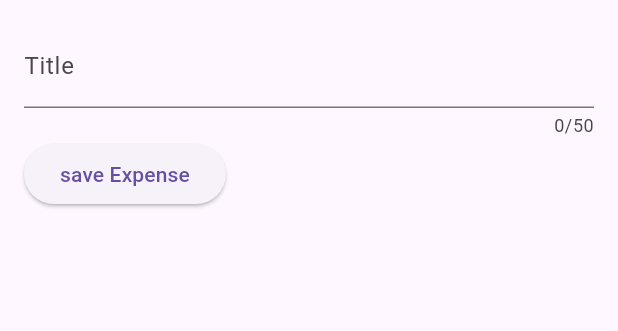
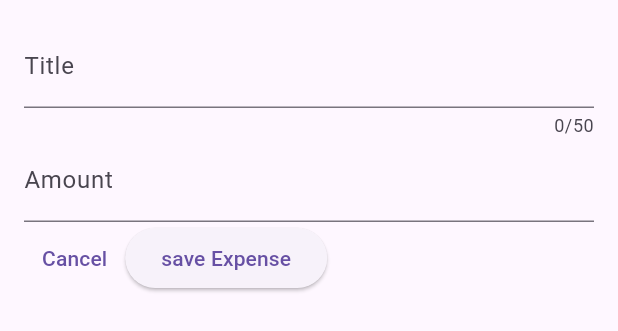
Before and after one commit to rayhan-afk/expense_tracker, a Flutter app: the NewExpense widget shown alone on an empty page, opened directly, after a tap on "save Expense", on a phone screen of 412 x 824 dp. Shown: the top 331 px of the screen. Run offline on Flutter 3.47's test engine with Material 2 defaults, Android fonts, the phone set to English and light mode, and no system bars.

Commit message:
cancel button

```diff
--- a/lib/widgets/new_expense.dart
+++ b/lib/widgets/new_expense.dart
@@ -11,10 +11,12 @@ class NewExpense extends StatefulWidget {
 
 class _NewExpenseState extends State<NewExpense> {
   final _titleController = TextEditingController();
+  final _amountController = TextEditingController();
 
   @override
   void dispose() {
     _titleController.dispose();
+    _amountController.dispose();
     super.dispose();
   }
 
@@ -31,11 +33,24 @@ class _NewExpenseState extends State<NewExpense> {
               label: Text('Title'),
             ),
           ),
+          TextField(
+            controller: _titleController,
+            keyboardType: TextInputType.number,
+            decoration: const InputDecoration(
+              prefixText: '\$',
+              label: Text('Amount'),
+            ),
+          ),
           Row(
             children: [
+              TextButton(
+                onPressed: () {},
+                child: const Text('Cancel'),
+              ),
               ElevatedButton(
                 onPressed: () {
                   print(_titleController.text);
+                  print(_amountController.text);
                 },
                 child: const Text('save Expense'),
               ),
```
